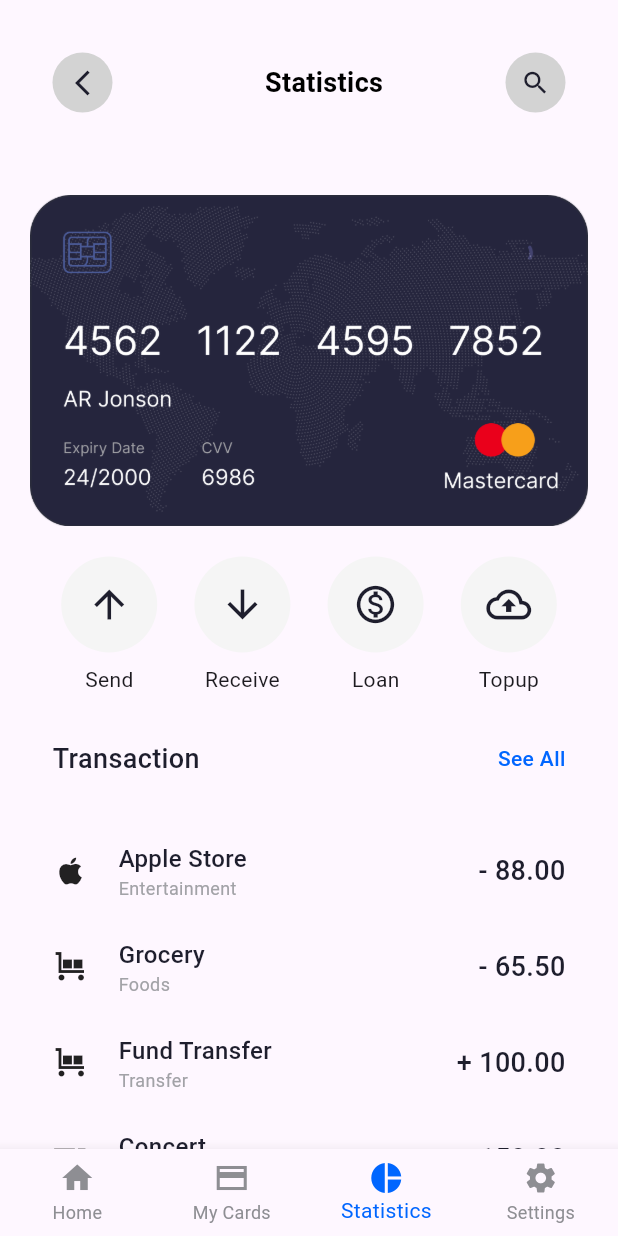
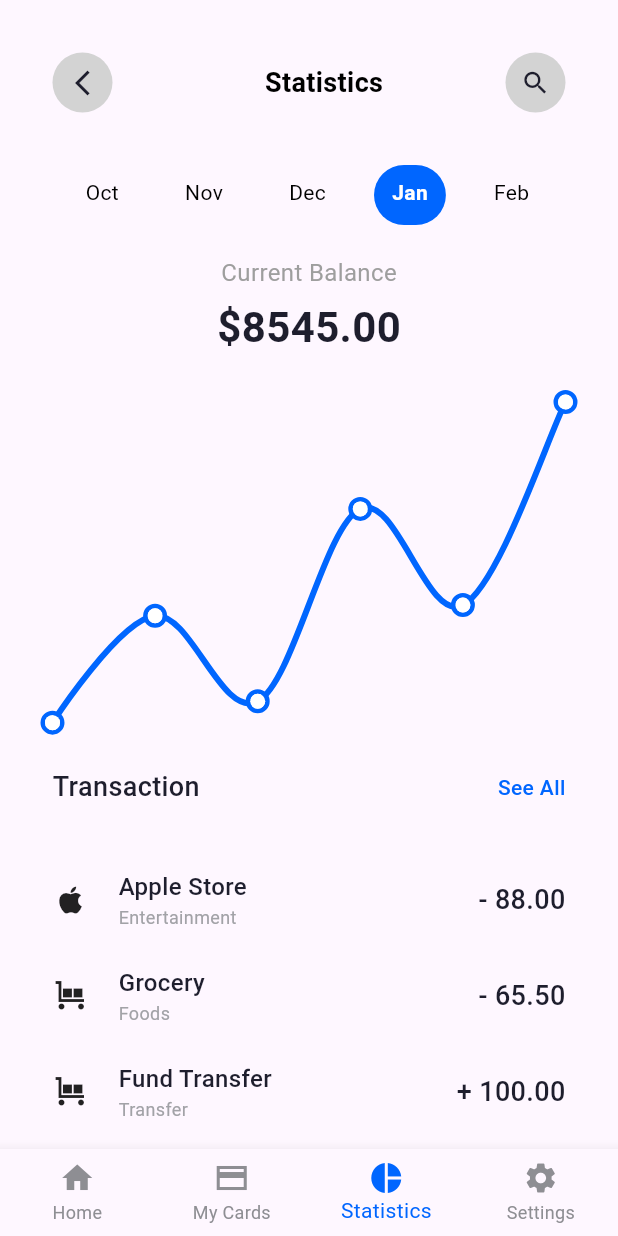
Before and after one commit to danhqm/App-Banking, a Flutter app: the screen it shows after launch, item 3 of the bottom bar chosen, on a phone screen of 412 x 824 dp. Run offline on Flutter 3.47's test engine with Material 3 defaults, Android fonts, the phone set to English and light mode, and no system bars; drawn by our look-alikes of fl_chart; our stand-ins replace flutter_dotenv, syncfusion_flutter_sliders; missing offline and left inert: postgres.

Commit message:
changes on statistics and mycards

```diff
--- a/lib/Page/mycards.dart
+++ b/lib/Page/mycards.dart
@@ -1,7 +1,15 @@
 import 'package:flutter/material.dart';
+import 'package:syncfusion_flutter_sliders/sliders.dart';
 
-class Mycards extends StatelessWidget {
+class Mycards extends StatefulWidget {
   const Mycards({super.key});
+
+  @override
+  State<Mycards> createState() => _MycardsState();
+}
+
+class _MycardsState extends State<Mycards> {
+  double _sliderValue = 8545.0;
 
   @override
   Widget build(BuildContext context) {
@@ -223,6 +231,40 @@ class Mycards extends StatelessWidget {
             ],
           ),
         ),
+        // Put this at the end of your Column's children:
+        Padding(
+          padding: const EdgeInsets.symmetric(horizontal: 35.0, vertical: 12),
+          child: Column(
+            crossAxisAlignment: CrossAxisAlignment.start,
+            children: [
+              Text(
+                'Amount: \$${_sliderValue.toStringAsFixed(2)}',
+                style: const TextStyle(
+                  fontSize: 14,
+                  fontWeight: FontWeight.w500,
+                ),
+              ),
+              const SizedBox(height: 15),
+              SfSlider(
+                min: 0.0,
+                max: 10000.0,
+                value: _sliderValue,
+                interval: 3000,
+                showLabels: true,
+                stepSize: 1,
+                enableTooltip: false,
+                activeColor: Colors.blueAccent,
+                inactiveColor: Colors.grey[300],
+                onChanged: (dynamic newValue) {
+                  setState(() {
+                    _sliderValue = newValue;
+                  });
+                },
+              ),
+            ],
+          ),
+        ),
+
       ],
     );
   }
--- a/lib/Page/statistics.dart
+++ b/lib/Page/statistics.dart
@@ -1,8 +1,40 @@
 import 'package:flutter/material.dart';
+import 'package:fl_chart/fl_chart.dart';
 
 
-class Statistics extends StatelessWidget {
+
+class Statistics extends StatefulWidget {
   const Statistics({super.key});
+
+  @override
+  State<Statistics> createState() => _StatisticsState();
+}
+
+class _StatisticsState extends State<Statistics> {
+  int selectedMonth = 3;
+
+  final Map<int, List<FlSpot>> monthData = {
+    0: [FlSpot(0, 2), FlSpot(1, 3), FlSpot(2, 2.2), FlSpot(3, 3), FlSpot(4, 2.8), FlSpot(5, 3.5)], // Oct
+    1: [FlSpot(0, 1.8), FlSpot(1, 2.2), FlSpot(2, 2.5), FlSpot(3, 2.3), FlSpot(4, 2.9), FlSpot(5, 3.2)], // Nov
+    2: [FlSpot(0, 2.5), FlSpot(1, 3.1), FlSpot(2, 2.8), FlSpot(3, 3.4), FlSpot(4, 3.6), FlSpot(5, 3.9)], // Dec
+    3: [FlSpot(0, 2), FlSpot(1, 3), FlSpot(2, 2.2), FlSpot(3, 4), FlSpot(4, 3.1), FlSpot(5, 5)],         // Jan
+    4: [FlSpot(0, 2.1), FlSpot(1, 3.5), FlSpot(2, 3.0), FlSpot(3, 4.2), FlSpot(4, 4.5), FlSpot(5, 4.9)], // Feb
+    5: [FlSpot(0, 1.5), FlSpot(1, 2.8), FlSpot(2, 3.2), FlSpot(3, 3.7), FlSpot(4, 4.1), FlSpot(5, 4.3)], // Mar
+  };
+
+  final List<String> months = ['Oct', 'Nov', 'Dec', 'Jan', 'Feb', 'Mar'];
+
+  final Map<int, double> monthBalances = {
+    0: 5230.00, // Oct
+    1: 6025.50, // Nov
+    2: 7342.10, // Dec
+    3: 8545.00, // Jan
+    4: 9300.75, // Feb
+    5: 10120.00, // Mar
+  };
+
+
+
 
   @override
   Widget build(BuildContext context) {
@@ -57,29 +89,93 @@ class Statistics extends StatelessWidget {
             ],
           ),
         ),
+        Padding(
+          padding: const EdgeInsets.symmetric(horizontal: 35.0),
+          child: Column(
+            crossAxisAlignment: CrossAxisAlignment.center,
+            children: [
+              SizedBox(
+                height: 40,
+                child: ListView.builder(
+                  scrollDirection: Axis.horizontal,
+                  itemCount: months.length,
+                  itemBuilder: (context, index) {
+                    bool isSelected = index == selectedMonth;
+                    return GestureDetector(
+                      onTap: () {
+                        setState(() {
+                          selectedMonth = index;
+                        });
+                      },
+                      child: Container(
+                        margin: EdgeInsets.symmetric(horizontal: 10),
+                        padding: EdgeInsets.symmetric(horizontal: 12, vertical: 8),
+                        decoration: BoxDecoration(
+                          color: isSelected ? Color(0xFF0066FF) : Colors.transparent,
+                          borderRadius: BorderRadius.circular(20),
+                        ),
+                        child: Text(
+                          months[index],
+                          style: TextStyle(
+                            color: isSelected ? Colors.white : Colors.black,
+                            fontWeight: isSelected ? FontWeight.bold : FontWeight.normal,
+                          ),
+                        ),
+                      ),
+                    );
+                  },
+                ),
+              ),
+              const SizedBox(height: 20),
+              const Text(
+                'Current Balance',
+                style: TextStyle(
+                  fontSize: 16,
+                  color: Colors.grey,
+                ),
+              ),
+              const SizedBox(height: 5),
+              Text(
+                '\$${monthBalances[selectedMonth]!.toStringAsFixed(2)}',
+                style: const TextStyle(
+                  fontSize: 28,
+                  fontWeight: FontWeight.bold,
+                  color: Color(0xFF1E1E2D),
+                ),
+              ),
 
-        // Card Image
-        const Padding(
-          padding: EdgeInsets.all(20.0),
-          child: Image(
-            image: AssetImage('media/Card.png'),
-            fit: BoxFit.contain,
+              const SizedBox(height: 30),
+              AspectRatio(
+                aspectRatio: 1.6,
+                child: LineChart(
+                  LineChartData(
+                    gridData: FlGridData(show: false),
+                    borderData: FlBorderData(show: false),
+                    titlesData: FlTitlesData(show: false),
+                    lineBarsData: [
+                      LineChartBarData(
+                        spots: monthData[selectedMonth]!,
+                        isCurved: true,
+                        barWidth: 4,
+                        isStrokeCapRound: true,
+                        color: Color(0xFF0066FF),
+                        dotData: FlDotData(
+                          show: true,
+                          checkToShowDot: (spot, _) => true,
+                          getDotPainter: (spot, percent, barData, index) =>
+                              FlDotCirclePainter(radius: 5, color: Colors.white, strokeColor: Color(0xFF0066FF), strokeWidth: 3),
+                        ),
+                      ),
+                    ],
+                  ),
+                ),
+              ),
+            ],
           ),
         ),
 
 
-        Padding(
-          padding: const EdgeInsets.symmetric(horizontal: 16.0),
-          child: Row(
-            mainAxisAlignment: MainAxisAlignment.spaceEvenly,
-            children: [
-              buildActionItem(Icons.arrow_upward_sharp, 'Send'),
-              buildActionItem(Icons.arrow_downward_sharp, 'Receive'),
-              buildActionItem(Icons.monetization_on_outlined, 'Loan'),
-              buildActionItem(Icons.cloud_upload_outlined, 'Topup'),
-            ],
-          ),
-        ),
+
         const SizedBox(height: 30),
 
         const Padding(
--- a/pubspec.yaml
+++ b/pubspec.yaml
@@ -35,7 +35,8 @@ dependencies:
   # The following adds the Cupertino Icons font to your application.
   # Use with the CupertinoIcons class for iOS style icons.
   cupertino_icons: ^1.0.8
-  syncfusion_flutter_sliders: ^29.1.38
+  syncfusion_flutter_sliders: ^24.1.41
+  fl_chart: ^0.66.0
 
 dev_dependencies:
   flutter_test:
```
Also changed, not shown: pubspec.lock.
